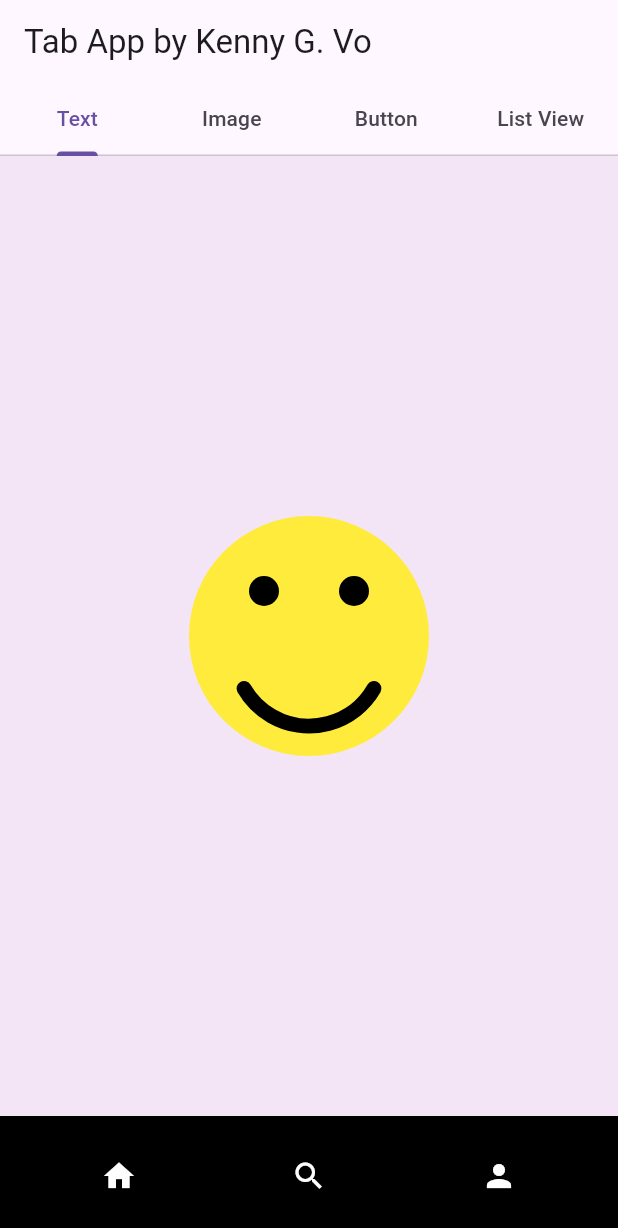
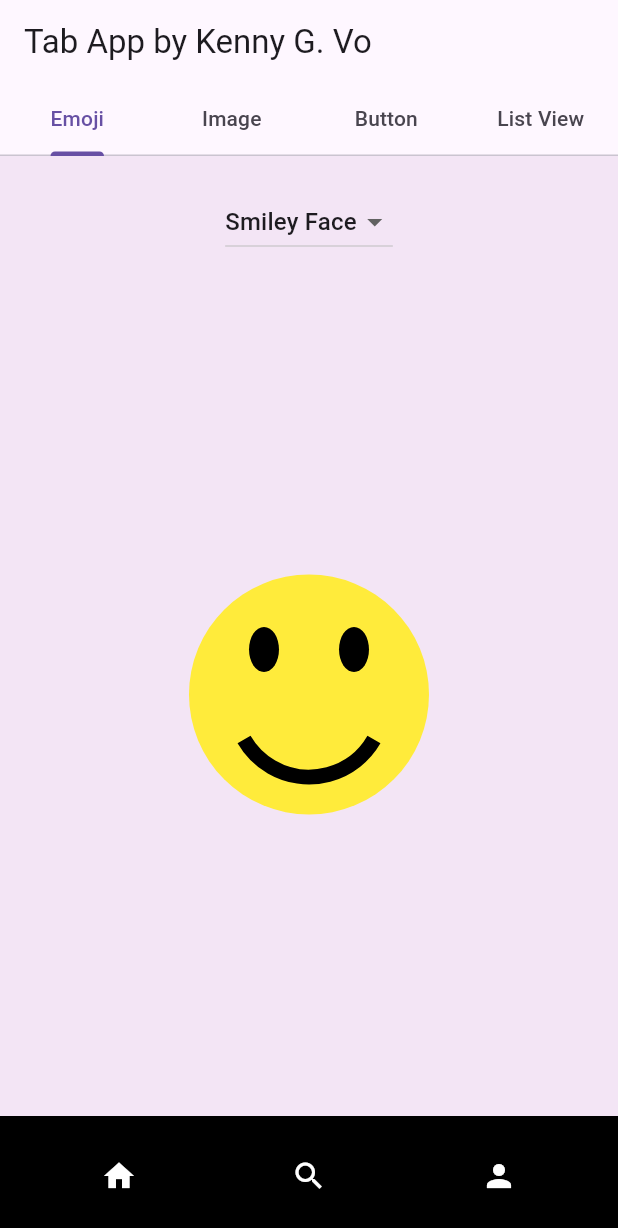
Before and after one commit to kvo110/smiley, a Flutter app: the screen it shows after launch, on a phone screen of 412 x 824 dp. Shown: the top 1228 px of the screen. Run offline on Flutter 3.47's test engine with Material 3 defaults, Android fonts, the phone set to English and light mode, and no system bars.

Commit message:
Implementation of drawn emojis

```diff
--- a/smile/lib/main.dart
+++ b/smile/lib/main.dart
@@ -31,6 +31,10 @@
   late TabController _tabController;
 
   final RestorableInt tabIndex = RestorableInt(0);
+
+  // Select emoji state
+  String selectedEmoji = 'Smiley Face';
+  String userEmoji = '';
 
   @override
   String get restorationId => 'tab_non_scrollable_demo';
@@ -66,7 +70,7 @@
   @override
   Widget build(BuildContext context) {
 // For the To do task hint: consider defining the widget and name of the tabs here
-    final tabs = ['Text', 'Image', 'Button', 'List View'];
+    final tabs = ['Emoji', 'Image', 'Button', 'List View'];
 
     return Scaffold(
       appBar: AppBar(
@@ -88,216 +92,61 @@
           // Tab 1 Smiley Face
           Container(
             color: Colors.purple[50],
-            child: Center(
-              child: CustomPaint(
-                painter: SmileyPainter(),
-                child: Container(
-                  width: 400,
-                  height: 400,
+            child: Column(
+              children: [
+                SizedBox(height: 20),
+                DropdownButton<String>(
+                  value: selectedEmoji,
+                  items: <String>['Smiley Face', 'Party Face', 'Heart', 'User Input'].map<DropdownMenuItem<String>>((String value) {
+                    return DropdownMenuItem<String>(
+                      value: value,
+                      child: Text(value),
+                    );
+                  }).toList(),
+                  onChanged: (String? newValue) {
+                    setState(() {
+                      selectedEmoji = newValue!;
+                    });
+                  },
+                ),
+                if (selectedEmoji == 'User Input')
+                  Padding(
+                    padding:
+                      const EdgeInsets.symmetric(horizontal: 20, vertical: 10),
+                    child: TextField(
+                      decoration: InputDecoration(
+                        labelText: 'Please Enter Your Chosen Emoji',
+                        border: OutlineInputBorder(),
+                      ),
+                      onChanged: (value) {
+                        setState(() {
+                          userEmoji = value;
+                        });
+                      },
                     ),
                   ),
+                SizedBox(height: 10),
+                Expanded(
+                  child: CustomPaint(
+                    painter: DynamicEmojiPainter(selectedEmoji, userEmoji),
+                    child: Container(),
                   ),
-          ),
-
-          // Tab 2 color = Black, Title of tab = Image Widget
-          Container(
-            color: Colors.black, // black background
-            child: Center(
-              child: Image.network(
-                'https://images.unsplash.com/photo-1469598614039-ccfeb0a21111?q=80&w=987&auto=format&fit=crop&ixlib=rb-4.1.0&ixid=M3wxMjA3fDB8MHxwaG90by1wYWdlfHx8fGVufDB8fHx8fA%3D%3D',
-                width: 500,
-                height: 500,
-                // loading icon
-                loadingBuilder: (contextm, child, progress) {
-                  if (progress == null) return child;
-                  return CircularProgressIndicator();
-                },
-                // pops an error if image fails to load
-                errorBuilder: (context, child, tracker) => Icon(Icons.error, size: 50, color: Colors.red),
-              ),
-            ),
-          ),
-
-          // Tab 3 color = Light Blue, Title of tab = Button Widget
-          Container(
-            color: Colors.blue[50], // light blue shade range
-            child: Center(
-              child: ElevatedButton(
-                onPressed: () {
-                  ScaffoldMessenger.of(context).showSnackBar(
-                    SnackBar(
-                      content: Text('Button pressed in ${tabs[2]} tab!'),
-                    ),
-                  );
-                },
-                child: Text('Click Me'),
-              ),
-            ),
-          ),
-
-              // Tab 4 color = Light Teal, Title of tab = ListView Widget
-          Container(
-            color: Colors.grey[400], // light teal shade range
-            child: ListView(
-              children: [
-                Card(
-                  child: ExpansionTile(
-                    title: Text('Apple Macbook'),
-                    children: [
-                      ExpansionTile(
-                        title: Text('CPU / Processor'),
-                        children: [
-                          Padding(
-                            padding: EdgeInsets.all(16.0),
-                            child: Text("Apple M1, M2, M3, or M4 chips"),
-                          ),
-                        ],
-                      ),
-                      ExpansionTile(
-                        title: Text('Display'),
-                        children: [
-                          Padding(
-                            padding: EdgeInsets.all(16.0),
-                            child: Text("Retina True Tone, Mini-LED XDR with ProMotion @ 120Hz"),
-                          ),
-                        ],
-                      ),
-                      ExpansionTile(
-                        title: Text('Battery'),
-                        children: [
-                          Padding(
-                            padding: EdgeInsets.all(16.0),
-                            child: Text("Up to 15-22 hours"),
-                          ),
-                        ],
-                      ),
-                      ExpansionTile(
-                        title: Text('Memory'),
-                        children: [
-                          Padding(
-                            padding: EdgeInsets.all(16.0),
-                            child: Text("Unified RAM from 8GB to 12GB"),
-                          ),
-                        ],
-                      ),
-                      ExpansionTile(
-                        title: Text('Storage'),
-                        children: [
-                          Padding(
-                            padding: EdgeInsets.all(16.0),
-                            child: Text("From 256GB to 8TB"),
-                          ),
-                        ],
                 ),
               ],
             ),
           ),
-                Card(
-                  child: ExpansionTile(
-                    title: Text('ASUS Zenbook'),
-                    children: [
-                      ExpansionTile(
-                        title: Text('CPU / Processor'),
-                        children: [
-                          Padding(
-                            padding: EdgeInsets.all(16.0),
-                            child: Text("i5, i7, i9"),
+
+
+          Container(
+
           ),
-                        ],
+
+          Container(
+
           ),
-                      ExpansionTile(
-                        title: Text('Display'),
-                        children: [
-                          Padding(
-                            padding: EdgeInsets.all(16.0),
-                            child: Text("Dual 14 in Lumina OLED touchscreen @ 120Hz"),
-                          ),
-                        ],
-                      ),
-                      ExpansionTile(
-                        title: Text('Battery'),
-                        children: [
-                          Padding(
-                            padding: EdgeInsets.all(16.0),
-                            child: Text("Up to 8 hours"),
-                          ),
-                        ],
-                      ),
-                      ExpansionTile(
-                        title: Text('Memory'),
-                        children: [
-                          Padding(
-                            padding: EdgeInsets.all(16.0),
-                            child: Text("Up to 32GB"),
-                          ),
-                        ],
-                      ),
-                      ExpansionTile(
-                        title: Text('Storage'),
-                        children: [
-                          Padding(
-                            padding: EdgeInsets.all(16.0),
-                            child: Text("Up to 2TB M.2 NVMe PCIe 4.0 SSD"),
-                          ),
-                        ],
-                      ),
-                    ],
-                  ),
-                ),
-                Card(
-                  child: ExpansionTile(
-                    title: Text('LG Gram'),
-                    children: [
-                      ExpansionTile(
-                        title: Text('CPU / Processor'),
-                        children: [
-                          Padding(
-                            padding: EdgeInsets.all(16.0),
-                            child: Text("12th Gen i7"),
-                          ),
-                        ],
-                      ),
-                      ExpansionTile(
-                        title: Text('Display'),
-                        children: [
-                          Padding(
-                            padding: EdgeInsets.all(16.0),
-                            child: Text("15.6 in Full HD (1920 x 1080) IPS Touch, 100% sRGB"),
-                          ),
-                        ],
-                      ),
-                      ExpansionTile(
-                        title: Text('Battery'),
-                        children: [
-                          Padding(
-                            padding: EdgeInsets.all(16.0),
-                            child: Text("Up to 27 hours"),
-                          ),
-                        ],
-                      ),
-                      ExpansionTile(
-                        title: Text('Memory'),
-                        children: [
-                          Padding(
-                            padding: EdgeInsets.all(16.0),
-                            child: Text("Up to 32GB"),
-                          ),
-                        ],
-                      ),
-                      ExpansionTile(
-                        title: Text('Storage'),
-                        children: [
-                          Padding(
-                            padding: EdgeInsets.all(16.0),
-                            child: Text("Up to 2TB M.2 NVMe SSD"),
-                          ),
-                        ],
-                      ),
-                    ],
-                  ),
-                ),
-              ],
-            ),
+
+          Container(
+
           ),
         ],
       ),
@@ -333,30 +182,113 @@
   }
 }
 
-// Smiley Face Painter
-class SmileyPainter extends CustomPainter {
+// Emoji Dynamic Painter
+class DynamicEmojiPainter extends CustomPainter {
+  final String emoji;
+  final String userEmoji;
+
+  DynamicEmojiPainter(this.emoji, [this.userEmoji = '']);
+
   @override
   void paint(Canvas canvas, Size size) {
     final center = Offset(size.width / 2, size.height / 2);
     final radius = 80.0;
 
+    // Draws a smiley face
+    if (emoji == 'Smiley Face') {
       final facePaint = Paint()..color = Colors.yellow;
       canvas.drawCircle(center, radius, facePaint);
 
       final eyePaint = Paint()..color = Colors.black;
-    canvas.drawCircle(center + Offset(-30, -30), 10, eyePaint);
-    canvas.drawCircle(center + Offset(30, -30), 10, eyePaint);
 
-    final smileRect = Rect.fromCircle(center: center + Offset(0, 10), radius: 50);
+      final leftEye = Rect.fromCenter(center: center + Offset(-30, -30), width: 20, height: 30);
+      final rightEye = Rect.fromCenter(center: center + Offset(30, -30), width: 20, height: 30);
+      canvas.drawOval(leftEye, eyePaint);
+      canvas.drawOval(rightEye, eyePaint);
+
       final smilePaint = Paint()
         ..color = Colors.black
         ..style = PaintingStyle.stroke
         ..strokeWidth = 10
-      ..strokeCap = StrokeCap.round;
+        ..strokeCap = StrokeCap.butt;
 
+      final smileRect = Rect.fromCircle(center: center + Offset(0, 5), radius: 50);
       canvas.drawArc(smileRect, pi / 6, 2 * pi / 3, false, smilePaint);
+
+    // Draws a heart
+    } else if (emoji == 'Heart') {
+      final paint = Paint()..color = Colors.red;
+      final path = Path();
+      final x = center.dx;
+      final y = center.dy;
+
+      path.moveTo(x, y + 40);
+
+      path.cubicTo(x - 50, y + 10, x - 50, y - 30, x, y - 10);
+
+      path.cubicTo(x + 50, y - 30, x + 50, y + 10, x, y + 40);
+
+      canvas.drawPath(path, paint);
+
+    // Draws a party face with the party hat and confetti
+    } else if (emoji == 'Party Face') {
+      final facePaint = Paint()..color = Colors.yellow;
+      canvas.drawCircle(center, radius, facePaint);
+
+      final eyePaint = Paint()..color = Colors.black;
+
+      final leftEye = Rect.fromCenter(center: center + Offset(-30, -30), width: 20, height: 30);
+      final rightEye = Rect.fromCenter(center: center + Offset(30, -30), width: 20, height: 30);
+      canvas.drawOval(leftEye, eyePaint);
+      canvas.drawOval(rightEye, eyePaint);
+
+      final smilePaint = Paint()
+        ..color = Colors.black
+        ..style = PaintingStyle.stroke
+        ..strokeWidth = 10
+        ..strokeCap = StrokeCap.butt;
+
+      final smileRect = Rect.fromCircle(center: center + Offset(0, 5), radius: 50);
+      canvas.drawArc(smileRect, pi / 6, 2 * pi / 3, false, smilePaint);
+
+      // Draws the party hat
+      final hatPaint = Paint()..color = Colors.purple;
+      final hatPath = Path();
+      hatPath.moveTo(center.dx, center.dy - radius - 50 );
+      hatPath.lineTo(center.dx - 30, center.dy - radius);
+      hatPath.lineTo(center.dx + 30, center.dy - radius);
+      hatPath.close();
+      canvas.drawPath(hatPath, hatPaint);
+
+      // Draws the confetti
+      final confettiPaint = Paint()..strokeWidth = 3;
+      final random = Random();
+      final faceRadius = 80.0;
+      final confettiOuterRadius = 120.0;
+
+      for (int i = 0; i < 20; i++) {
+        final angle = random.nextDouble() * 2 * pi;
+        final radius = faceRadius + random.nextDouble() * (confettiOuterRadius - faceRadius);
+        final dx = center.dx + radius * cos(angle);
+        final dy = center.dy + radius * sin(angle);
+        confettiPaint.color = Colors.primaries[random.nextInt(Colors.primaries.length)];
+        canvas.drawCircle(Offset(dx, dy), 4, confettiPaint);
       }
 
+    // Gives the user the ability to add their own emoji to be drawn
+    } else if (emoji == 'Custom Emoji' && userEmoji.isNotEmpty) {
+      final textPainter = TextPainter(
+        text: TextSpan(
+          text: userEmoji,
+          style: TextStyle(fontSize: 100),
+        ),
+        textDirection: TextDirection.ltr,
+      );
+      textPainter.layout();
+      final offset = Offset(center.dx - textPainter.width / 2, center.dy - textPainter.height / 2);
+      textPainter.paint(canvas, offset);
+    }
+  }
   @override
-  bool shouldRepaint(covariant CustomPainter oldDelegate) => false;
+  bool shouldRepaint(covariant CustomPainter oldDelegate) => true;
 }
```
Lines whose indentation alone changed are shown as unchanged.
